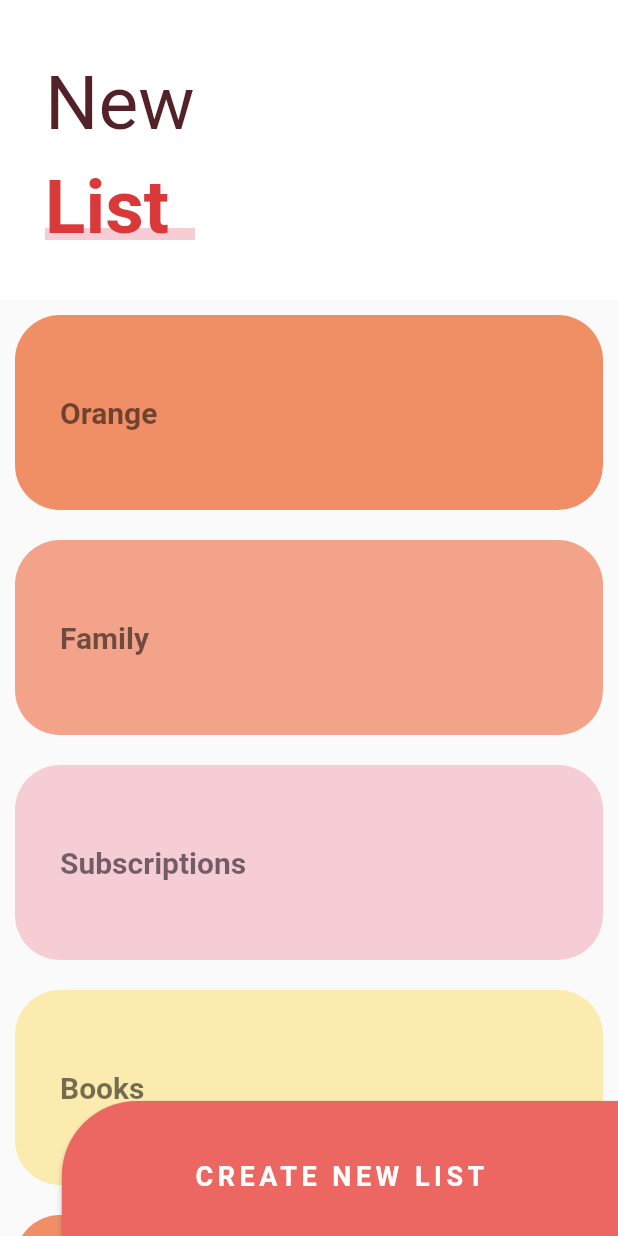
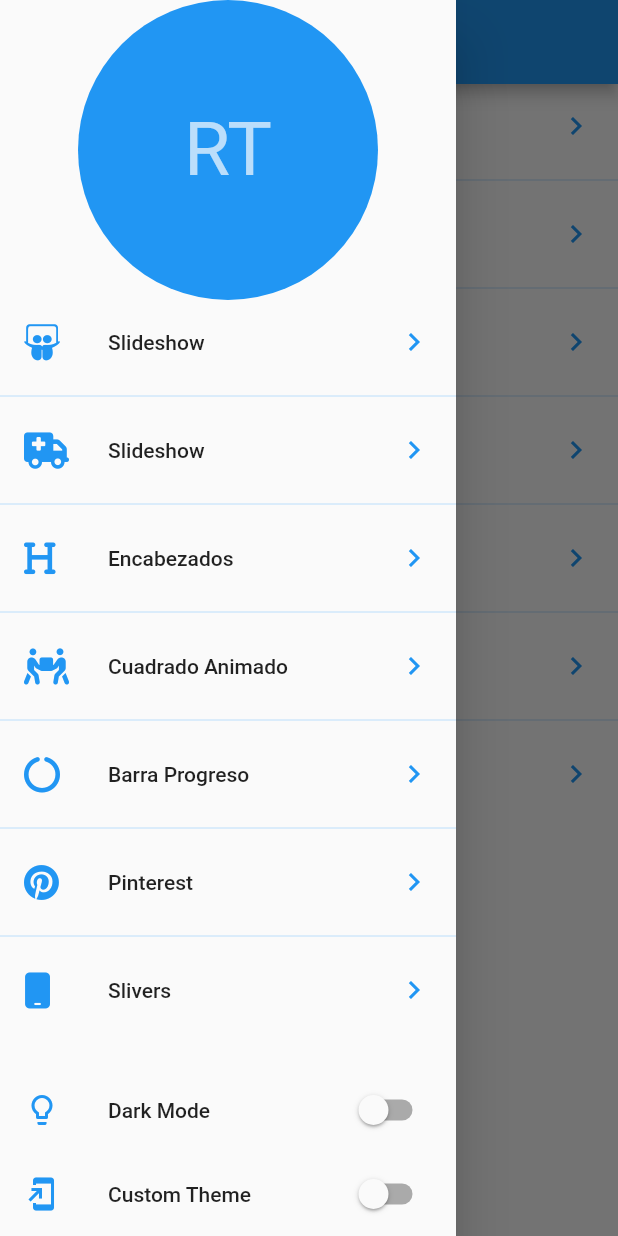
Before and after one commit to iKurito/fl_disenos_app, a Flutter app: the screen it shows after launch, with the side drawer open (before the commit the screen has no drawer), on a phone screen of 412 x 824 dp. Run offline on Flutter 3.47's test engine with Material 2 defaults, Android fonts, the phone set to English and light mode, and no system bars; our stand-ins replace animate_do, flutter_svg, font_awesome_flutter.

Commit message:
custom theme

```diff
--- a/lib/main.dart
+++ b/lib/main.dart
@@ -1,18 +1,28 @@
+import 'package:fl_disenos_app/src/theme/theme.dart';
 import 'package:flutter/material.dart';
 
 import 'package:fl_disenos_app/src/pages/pages.dart';
+import 'package:provider/provider.dart';
 
-void main() => runApp(const MyApp());
+void main() => runApp(
+  ChangeNotifierProvider(
+    create: (_) => ThemeChanger(1),
+    child: const MyApp()
+  )
+);
 
 class MyApp extends StatelessWidget {
   const MyApp({Key? key}) : super(key: key);
 
   @override
   Widget build(BuildContext context) {
-    return const MaterialApp(
+    final currentTheme = Provider.of<ThemeChanger>(context).currentTheme;
+
+    return MaterialApp(
+      theme: currentTheme,
       debugShowCheckedModeBanner: false,
       title: 'Diseños App',
-      home: SlideListPage()
+      home: const LauncherPage()
     );
   }
 }
--- /dev/null
+++ b/lib/src/pages/launcher_page.dart
@@ -0,0 +1,108 @@
+import 'package:fl_disenos_app/src/routes/routes.dart';
+import 'package:fl_disenos_app/src/theme/theme.dart';
+import 'package:flutter/material.dart';
+import 'package:font_awesome_flutter/font_awesome_flutter.dart';
+import 'package:provider/provider.dart';
+
+class LauncherPage extends StatelessWidget {
+
+  const LauncherPage({Key? key}) : super(key: key);
+
+  @override
+  Widget build(BuildContext context) {
+    return Scaffold(
+      appBar: AppBar(
+        title: const Text('Diseños en Flutter'),
+      ),
+      drawer: const _MenuPrincipal(),
+      body: const _ListaOpciones(),
+    );
+  }
+}
+
+class _MenuPrincipal extends StatelessWidget {
+  const _MenuPrincipal({
+    Key? key,
+  }) : super(key: key);
+
+  @override
+  Widget build(BuildContext context) {
+    final appTheme = Provider.of<ThemeChanger>(context);
+    final accentColor = appTheme.currentTheme!.colorScheme.secondary;
+
+    return Drawer(
+      child: Container(
+        child: Column(
+          children: [
+            SafeArea(
+              child: SizedBox(
+                width: double.infinity,
+                height: 200,
+                child: CircleAvatar(
+                  backgroundColor: accentColor,
+                  child: const Text('RT', style: TextStyle(fontSize: 50)),
+                )
+              ),
+            ),
+            const Expanded(
+              child: _ListaOpciones()
+            ),
+            ListTile(
+              leading: Icon(Icons.lightbulb_outline, color: accentColor),
+              title: const Text('Dark Mode'),
+              trailing: Switch.adaptive(
+                value: appTheme.darkTheme,
+                activeColor: accentColor,
+                onChanged: (value) => appTheme.darkTheme = value
+              ),
+            ),
+            SafeArea(
+              bottom: true,
+              top: false,
+              left: false,
+              right: false,
+              child: ListTile(
+                leading: Icon(Icons.add_to_home_screen, color: accentColor),
+                title: const Text('Custom Theme'),
+                trailing: Switch.adaptive(
+                  value: appTheme.customTheme,
+                  activeColor: accentColor,
+                onChanged: (value) => appTheme.customTheme = value
+                ),
+              ),
+            )
+          ],
+        )
+      ),
+    );
+  }
+}
+
+class _ListaOpciones extends StatelessWidget {
+  const _ListaOpciones({
+    Key? key,
+  }) : super(key: key);
+
+  @override
+  Widget build(BuildContext context) {
+    final appTheme = Provider.of<ThemeChanger>(context).currentTheme!;
+
+    return ListView.separated(
+      physics: const BouncingScrollPhysics(),
+      separatorBuilder: (context, i ) => Divider(
+        color: appTheme.primaryColorLight
+      ),
+      itemCount: pageRoutes.length,
+      itemBuilder: (context, i) => ListTile(
+        leading: FaIcon(pageRoutes[i].icon, color: appTheme.colorScheme.secondary),
+        title: Text(pageRoutes[i].titulo),
+        trailing: Icon(Icons.chevron_right, color: appTheme.colorScheme.secondary),
+        onTap: () {
+          Navigator.push(context, MaterialPageRoute(
+            builder: (context) => pageRoutes[i].page
+          ));
+        },
+      ),
+    );
+  }
+}
--- a/lib/src/pages/pages.dart
+++ b/lib/src/pages/pages.dart
@@ -1,4 +1,5 @@
-export 'package:fl_disenos_app/src/pages/slider_list_page.dart';
+export 'package:fl_disenos_app/src/pages/launcher_page.dart';
+export 'package:fl_disenos_app/src/pages/sliver_list_page.dart';
 export 'package:fl_disenos_app/src/pages/emergency_page.dart';
 export 'package:fl_disenos_app/src/pages/pinterest_page.dart';
 export 'package:fl_disenos_app/src/pages/slideshow_page.dart';
--- a/lib/src/pages/slider_list_page.dart
+++ b/lib/src/pages/sliver_list_page.dart
@@ -1,8 +1,10 @@
+import 'package:fl_disenos_app/src/theme/theme.dart';
 import 'package:flutter/material.dart';
+import 'package:provider/provider.dart';
 
-class SlideListPage extends StatelessWidget {
+class SliverListPage extends StatelessWidget {
 
-  const SlideListPage({Key? key}) : super(key: key);
+  const SliverListPage({Key? key}) : super(key: key);
 
   @override
   Widget build(BuildContext context) {
@@ -28,21 +30,22 @@ class _BotonNewList extends StatelessWidget {
   @override
   Widget build(BuildContext context) {
     final size = MediaQuery.of(context).size;
+    final appTheme = Provider.of<ThemeChanger>(context);
 
     return ButtonTheme(
       child: ElevatedButton(
         style: ElevatedButton.styleFrom(
-          primary: const Color(0xffED6762),
+          primary: appTheme.darkTheme ? appTheme.currentTheme!.colorScheme.secondary : const Color(0xffED6762),
           minimumSize: Size(size.width * 0.9, 100),
           shape: const RoundedRectangleBorder(
             borderRadius: BorderRadius.only(topLeft: Radius.circular(50))
           )
         ),
         onPressed: () {},
-        child: const Text(
+        child: Text(
           'CREATE NEW LIST',
           style: TextStyle(
-            color: Colors.white,
+            color: appTheme.currentTheme!.scaffoldBackgroundColor,
             fontSize: 18,
             fontWeight: FontWeight.bold,
             letterSpacing: 3
@@ -69,6 +72,8 @@ class _MainScroll extends StatelessWidget {
       const _ListItem('Books', Color(0xffFCEBAF))
     ];
 
+    final appTheme = Provider.of<ThemeChanger>(context).currentTheme!;
+
     return CustomScrollView(
       physics: const BouncingScrollPhysics(),
       slivers: [
@@ -85,7 +90,7 @@ class _MainScroll extends StatelessWidget {
             maxheight: 200,
             child: Container(
               alignment: Alignment.centerLeft,
-              color: Colors.white,
+              color: appTheme.scaffoldBackgroundColor,
               child: const _Titulo()
             )
           ),
@@ -136,12 +141,20 @@ class _Titulo extends StatelessWidget {
 
   @override
   Widget build(BuildContext context) {
+    final appTheme = Provider.of<ThemeChanger>(context);
+
     return Column(
       children: [
         const SizedBox(height: 30),
         Container(
           margin: const EdgeInsets.symmetric(horizontal: 30, vertical: 10),
-          child: const Text('New', style: TextStyle(color: Color(0xff532128), fontSize: 50)),
+          child: Text(
+            'New',
+            style: TextStyle(
+              color: appTheme.darkTheme ? Colors.grey : const Color(0xff532128),
+              fontSize: 50
+            )
+          ),
         ),
         Stack(
           children: [
@@ -151,7 +164,7 @@ class _Titulo extends StatelessWidget {
               child: Container(
                 width: 150,
                 height: 8,
-                color: const Color(0xffF7CDD5)
+                color: appTheme.darkTheme ? Colors.grey : const Color(0xffF7CDD5)
               ),
             ),
             Container(
@@ -201,19 +214,21 @@ class _ListItem extends StatelessWidget {
 
   @override
   Widget build(BuildContext context) {
+    final appTheme = Provider.of<ThemeChanger>(context);
+
     return Container(
       alignment: Alignment.centerLeft,
       padding: const EdgeInsets.all(30),
       height: 130,
       margin: const EdgeInsets.all(10),
       decoration: BoxDecoration(
-        color: color,
+        color: appTheme.darkTheme ? Colors.grey : color,
         borderRadius: BorderRadius.circular(30)
       ),
       child: Text(
         titulo,
         style: const TextStyle(
-          color: Colors.black54,
+          color: Colors.white,
           fontWeight: FontWeight.bold,
           fontSize: 20
         )
--- /dev/null
+++ b/lib/src/routes/routes.dart
@@ -0,0 +1,22 @@
+import 'package:flutter/material.dart';
+import 'package:font_awesome_flutter/font_awesome_flutter.dart';
+
+import 'package:fl_disenos_app/src/pages/pages.dart';
+
+final pageRoutes = <_Route> [
+  _Route(FontAwesomeIcons.slideshare, 'Slideshow', const SlideshowPage()),
+  _Route(FontAwesomeIcons.truckMedical, 'Slideshow', const EmergencyPage()),
+  _Route(FontAwesomeIcons.heading, 'Encabezados', const HeadersPage()),
+  _Route(FontAwesomeIcons.peopleCarryBox, 'Cuadrado Animado', const AnimacionesPage()),
+  _Route(FontAwesomeIcons.circleNotch, 'Barra Progreso', const GraficasCircularesPage()),
+  _Route(FontAwesomeIcons.pinterest, 'Pinterest', const PinterestPage()),
+  _Route(FontAwesomeIcons.mobile, 'Slivers', const SliverListPage()),
+];
+
+class _Route {
+  final IconData icon;
+  final String titulo;
+  final Widget page;
+
+  _Route(this.icon, this.titulo, this.page);
+}
--- /dev/null
+++ b/lib/src/theme/theme.dart
@@ -0,0 +1,71 @@
+import 'package:flutter/material.dart';
+
+class ThemeChanger with ChangeNotifier {
+  bool _darkTheme = false;
+  bool _customTheme = false;
+
+  ThemeData? _currentTheme;
+
+  bool get darkTheme => _darkTheme;
+  bool get customTheme => _customTheme;
+  ThemeData? get currentTheme => _currentTheme;
+
+  ThemeChanger(int theme) {
+    switch(theme) {
+      case 1:
+        _darkTheme = false;
+        _customTheme = false;
+        _currentTheme = ThemeData.light();
+        break;
+      case 2: {
+        _darkTheme = true;
+        _customTheme = false;
+        _currentTheme = ThemeData.dark();
+        break;
+      }
+      case 3: {
+        _darkTheme = false;
+        _customTheme = true;
+        break;
+      }
+      default: {
+        _darkTheme = false;
+        _customTheme = false;
+        _currentTheme = ThemeData.light();
+      }
+    }
+  }
+
+  set darkTheme(bool value) {
+    _customTheme = false;
+    _darkTheme = value;
+
+    if (value) {
+      _currentTheme = ThemeData.dark();
+    } else {
+      _currentTheme = ThemeData.light();
+    }
+
+    notifyListeners();
+  }
+
+  set customTheme(bool value) {
+    _darkTheme = false;
+    _customTheme = value;
+
+    if (value) {
+      _currentTheme = ThemeData.dark().copyWith(
+        colorScheme: currentTheme!.colorScheme.copyWith(secondary: const Color(0xff48A0EB)),
+        primaryColorLight: Colors.white,
+        scaffoldBackgroundColor: const Color(0xff16202B),
+        textTheme: const TextTheme(
+          bodyText1: TextStyle(color: Colors.white)
+        )
+      );
+    } else {
+      _currentTheme = ThemeData.light();
+    }
+
+    notifyListeners();
+  }
+}
```
Also changed, not shown: lib/src/pages/animaciones_page.dart (+7 -7 lines), lib/src/pages/graficas_circulares_page.dart (+8 -4 lines), lib/src/pages/headers_page.dart (+8 -2 lines), lib/src/pages/pinterest_page.dart (+5 -2 lines), lib/src/pages/slideshow_page.dart (+6 -1 lines), lib/src/widgets/headers.dart (+10 -3 lines), 1 other file.
